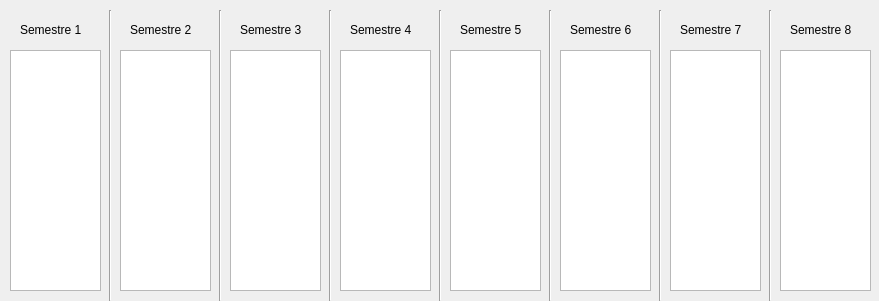
Before: the Qt Designer form choixprevisionnel.ui in bsenechal/UTProfiler, drawn with Qt 5.
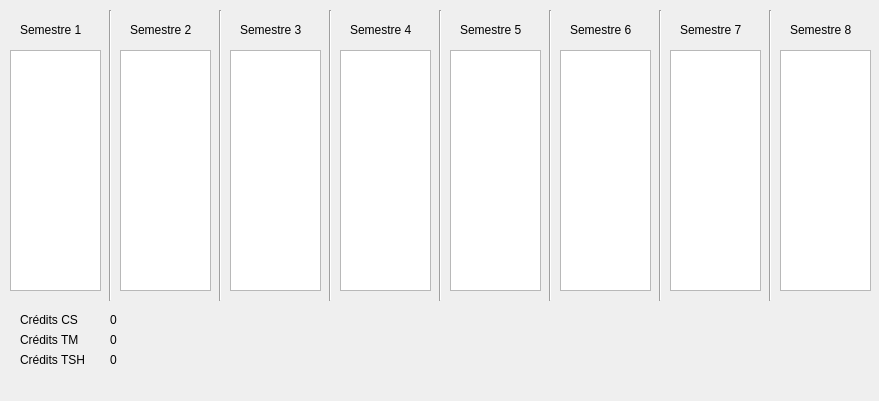
After: the same form once the commit is applied.

Patch:
```diff
--- a/choixprevisionnel.ui
+++ b/choixprevisionnel.ui
@@ -7,7 +7,7 @@
     <x>0</x>
     <y>0</y>
     <width>879</width>
-    <height>301</height>
+    <height>401</height>
    </rect>
   </property>
   <property name="windowTitle">
@@ -288,6 +288,84 @@
     <string>Semestre 7</string>
    </property>
   </widget>
+  <widget class="QLabel" name="label_9">
+   <property name="geometry">
+    <rect>
+     <x>20</x>
+     <y>310</y>
+     <width>81</width>
+     <height>20</height>
+    </rect>
+   </property>
+   <property name="text">
+    <string>Crédits CS</string>
+   </property>
+  </widget>
+  <widget class="QLabel" name="label_10">
+   <property name="geometry">
+    <rect>
+     <x>110</x>
+     <y>310</y>
+     <width>31</width>
+     <height>20</height>
+    </rect>
+   </property>
+   <property name="text">
+    <string>0</string>
+   </property>
+  </widget>
+  <widget class="QLabel" name="label_11">
+   <property name="geometry">
+    <rect>
+     <x>110</x>
+     <y>330</y>
+     <width>31</width>
+     <height>20</height>
+    </rect>
+   </property>
+   <property name="text">
+    <string>0</string>
+   </property>
+  </widget>
+  <widget class="QLabel" name="label_12">
+   <property name="geometry">
+    <rect>
+     <x>20</x>
+     <y>330</y>
+     <width>81</width>
+     <height>20</height>
+    </rect>
+   </property>
+   <property name="text">
+    <string>Crédits TM</string>
+   </property>
+  </widget>
+  <widget class="QLabel" name="label_13">
+   <property name="geometry">
+    <rect>
+     <x>110</x>
+     <y>350</y>
+     <width>31</width>
+     <height>20</height>
+    </rect>
+   </property>
+   <property name="text">
+    <string>0</string>
+   </property>
+  </widget>
+  <widget class="QLabel" name="label_14">
+   <property name="geometry">
+    <rect>
+     <x>20</x>
+     <y>350</y>
+     <width>81</width>
+     <height>20</height>
+    </rect>
+   </property>
+   <property name="text">
+    <string>Crédits TSH</string>
+   </property>
+  </widget>
  </widget>
  <resources/>
  <connections/>
```
